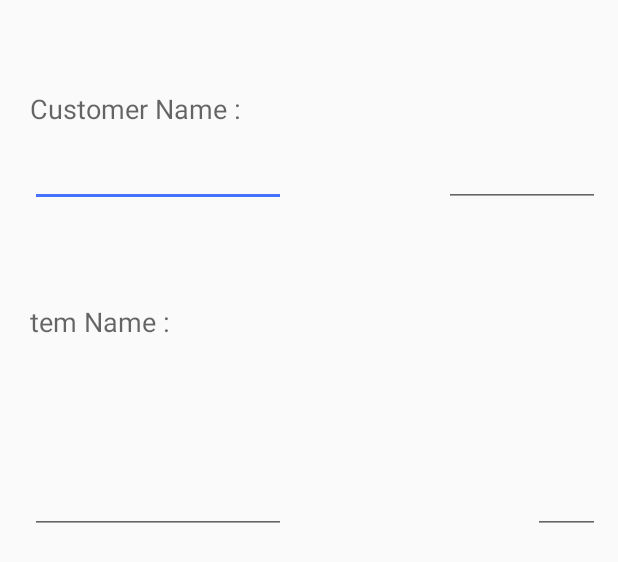
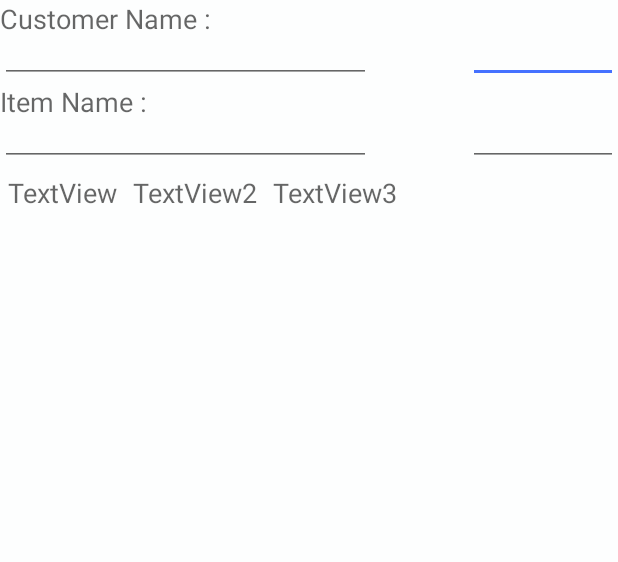
Before and after one commit to SiyanCore/TNRMobile, an Android app: the layout fragment_new_order.xml on its own in the app's theme, with its tools: preview values and no code run, on a phone screen of 412 x 824 dp. Shown: the top 562 px of the screen. Run offline under Robolectric (Android 15) with nearby library versions, the phone set to English and light mode, and no system bars.

Commit message:
//Lakmal

```diff
--- a/app/src/main/res/layout/fragment_new_order.xml
+++ b/app/src/main/res/layout/fragment_new_order.xml
@@ -1,27 +1,36 @@
-<FrameLayout xmlns:android="http://schemas.android.com/apk/res/android"
-    xmlns:tools="http://schemas.android.com/tools"
+
+<LinearLayout xmlns:android="http://schemas.android.com/apk/res/android"
+    android:orientation="vertical" android:layout_width="match_parent"
+    android:layout_height="match_parent" android:background="#fdfefe"
+    android:weightSum="1" android:layout_gravity="center_vertical">
+
+    <!-- TODO: Update by lakmal -->
+    <FrameLayout
         android:layout_width="match_parent"
-    android:layout_height="match_parent"
-    tools:context="com.siyanmo.tnrmobile.Fragment.NewOrderFragment"
-    android:paddingLeft="16dp"
-    android:paddingRight="16dp"
-    android:paddingTop="?attr/actionBarSize"
-    android:paddingBottom="16dp">
+        android:layout_height="wrap_content"
+        android:layout_gravity="center_horizontal|top">
 
-    <!-- TODO: Update blank fragment layout -->
+        <TextView
+            android:id="@+id/textCus"
+            android:layout_columnSpan="2"
+            android:layout_row="0"
+            android:text="Customer Name :"
+            android:textAppearance="?android:attr/textAppearanceMedium"
+            android:layout_gravity="top"
+            android:layout_column="0"
+            android:layout_width="wrap_content"
+            android:layout_weight=".7"
+            android:layout_height="20dp"/>
 
-    <GridLayout
-        xmlns:android="http://schemas.android.com/apk/res/android"
-
-        android:layout_width="match_parent"
-        android:layout_height="match_parent"
-
-        android:useDefaultMargins="true"
-        android:alignmentMode="alignBounds"
-        android:columnOrderPreserved="false"
-
-        android:columnCount="3"
-        tools:targetApi="ice_cream_sandwich">
+        <EditText
+            android:layout_width="100dp"
+            android:layout_height="55dp"
+            android:inputType="date"
+            android:ems="10"
+            android:id="@+id/txtdate"
+            android:layout_gravity="right|bottom"
+            android:layout_row="1"
+            android:layout_column="2" />
 
         <AutoCompleteTextView
             android:id="@+id/CusTomerName"
@@ -29,23 +38,60 @@
             android:ems="8"
             android:layout_columnSpan="2"
             android:layout_row="1"
-            android:layout_gravity="bottom"
-            android:layout_column="0" />
+            android:layout_gravity="left|bottom"
+            android:layout_column="0"
+            android:layout_width="247dp"
+            android:layout_height="55dp"/>
+
+    </FrameLayout>
+
+    <FrameLayout
+        android:layout_width="match_parent"
+        android:layout_height="wrap_content"
+        android:layout_gravity="center">
+
+                   <TextView
+                android:id="@+id/text1"
+                android:layout_columnSpan="2"
+                android:layout_row="3"
+                android:text="Item Name :" android:textAppearance="?android:attr/textAppearanceMedium"
+                android:layout_gravity="top"
+                android:layout_column="0"
+                android:layout_width="wrap_content"
+                android:layout_height="wrap_content"/>
+
+        <EditText
+            android:layout_width="100dp"
+            android:layout_height="50dp"
+            android:id="@+id/txtquntity"
+            android:layout_marginTop="0dp"
+            android:layout_gravity="right|bottom"
+            android:layout_row="4"
+            android:layout_column="2" />
 
         <AutoCompleteTextView
      android:id="@+id/ItemName"
      android:layout_columnSpan="2"
      android:layout_row="4"
      android:layout_below="@+id/text1"
-            android:layout_gravity="bottom"
+     android:layout_gravity="left|top"
      android:ems="8"
-            android:layout_column="0" />
+     android:layout_column="0"
+     android:layout_width="247dp"
+     android:layout_height="55dp"/>
+
+    </FrameLayout>
+
+    <FrameLayout
+        android:layout_width="match_parent"
+        android:layout_height="wrap_content"
+        android:layout_gravity="center">
 
                <TableLayout
             android:id="@+id/tabla_cuerpo"
-            android:layout_width="489dp"
-            android:layout_height="0dp"
-            android:layout_gravity="bottom"
+            android:layout_width="match_parent"
+            android:layout_height="wrap_content"
+            android:layout_gravity="center_horizontal|bottom"
             android:layout_row="5"
             android:layout_columnSpan="3">
 
@@ -78,47 +124,19 @@
                     android:padding="5dp"
                     android:text="TextView3"
                     android:textAppearance="?android:attr/textAppearanceMedium"
-                    android:layout_column="10"></TextView>
+                    android:layout_column="10">
+
+                </TextView>
+
+
 
             </TableRow>
            </TableLayout>
+    </FrameLayout>
 
-        <TextView
-            android:id="@+id/textCus"
-            android:layout_columnSpan="2"
-            android:layout_row="0"
-            android:text="Customer Name :"
-            android:textAppearance="?android:attr/textAppearanceMedium"
-            android:layout_gravity="top"
-            android:layout_column="0" />
 
-        <TextView
-            android:id="@+id/text1"
-            android:layout_columnSpan="2"
-            android:layout_row="3"
-            android:text="tem Name :"
-            android:layout_marginTop="60dp"
-            android:textAppearance="?android:attr/textAppearanceMedium"
-            android:layout_gravity="top"
-            android:layout_column="0" />
 
-        <EditText
-            android:layout_width="wrap_content"
-            android:layout_height="wrap_content"
-            android:inputType="date"
-            android:ems="10"
-            android:id="@+id/txtdate"
-            android:layout_gravity="right|top"
-            android:layout_row="1"
-            android:layout_column="2" />
 
-        <EditText
-            android:layout_width="154dp"
-            android:layout_height="wrap_content"
-            android:id="@+id/txtquntity"
-            android:layout_marginTop="80dp"
-            android:layout_gravity="right|top"
-            android:layout_row="4"
-            android:layout_column="2" />
-</GridLayout>
-</FrameLayout>
+
+
+</LinearLayout>
```
Also changed, not shown: 1 other file. Lines whose indentation alone changed are shown as unchanged.
